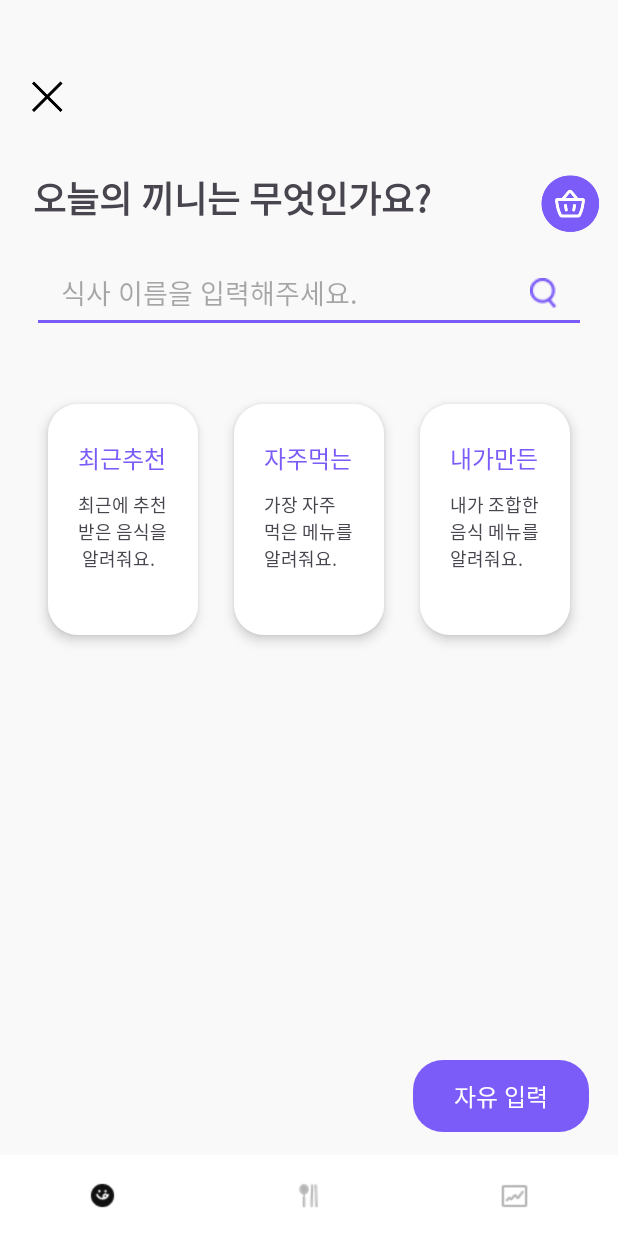
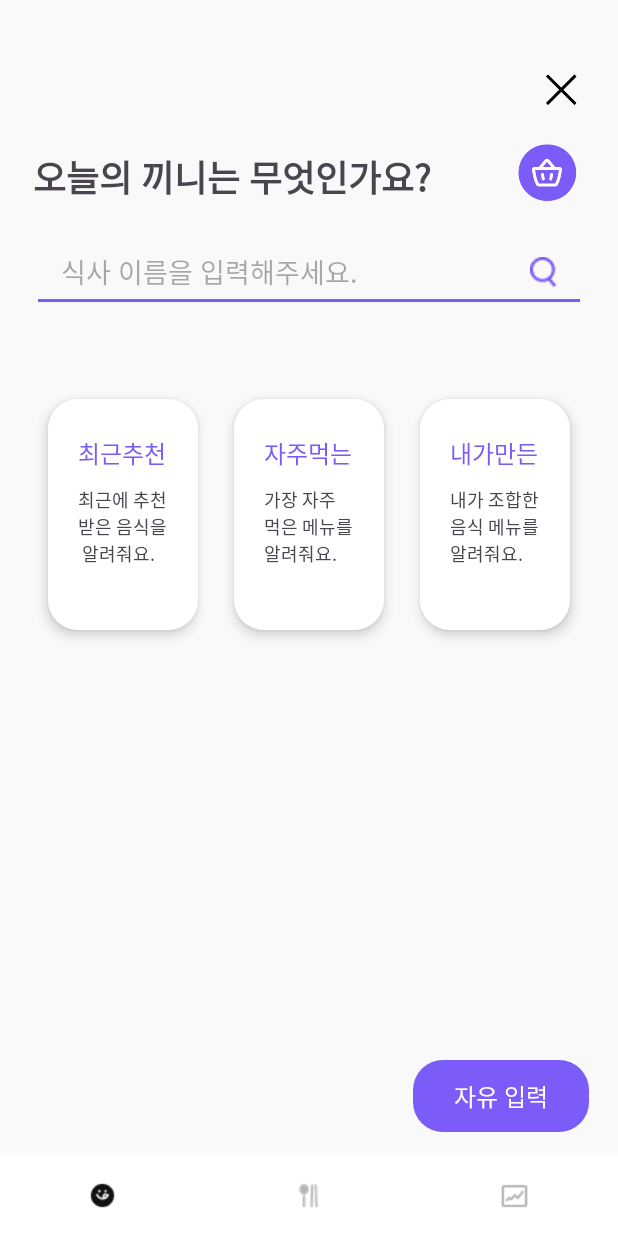
Before and after one commit to KUIT2-MealplanB/mealplanb_android, an Android app: the fragment SearchMealFragment placed in its activity, on a phone screen of 412 x 824 dp. Run offline under Robolectric (Android 15) with nearby library versions, the phone set to English and light mode, and no system bars; Roboto replaces fonts that are not available here.

Commit message:
[7주차 구현] 자주 먹는 식사 or 내가 만든 식사 누른 후 (+검색창 클릭 후) 뒤로가기 기능 추가

```diff
--- a/app/src/main/res/layout/fragment_search_meal.xml
+++ b/app/src/main/res/layout/fragment_search_meal.xml
@@ -12,10 +12,22 @@
         android:layout_width="24dp"
         android:layout_height="24dp"
         android:src="@drawable/cancel_ic"
-        android:layout_marginTop="52dp"
+        android:layout_marginTop="47dp"
         android:layout_marginStart="20dp"
         app:layout_constraintTop_toTopOf="parent"
+        app:layout_constraintEnd_toEndOf="parent"
+        android:layout_marginEnd="25dp" />
+
+    <ImageView
+        android:id="@+id/search_meal_back_iv"
+        android:layout_width="12dp"
+        android:layout_height="24dp"
+        android:src="@drawable/back_ic"
+        android:layout_marginTop="47dp"
+        android:layout_marginStart="29dp"
+        app:layout_constraintTop_toTopOf="parent"
         app:layout_constraintStart_toStartOf="parent"
+        android:visibility="invisible"
         />
 
     <TextView
@@ -26,8 +38,8 @@
         android:textFontWeight="600"
         android:text="오늘의 끼니는 무엇인가요?"
         android:layout_marginStart="22dp"
-        android:layout_marginTop="114dp"
-        android:fontFamily="@font/pretendard_black"
+        android:layout_marginTop="100dp"
+        android:fontFamily="@font/pretendard_regular"
         app:layout_constraintTop_toTopOf="parent"
         app:layout_constraintStart_toStartOf="parent"/>
 
@@ -36,8 +48,8 @@
         android:layout_width="44dp"
         android:layout_height="44dp"
         android:src="@drawable/market_ic"
-        android:layout_marginTop="114dp"
-        android:layout_marginEnd="10dp"
+        android:layout_marginTop="93dp"
+        android:layout_marginEnd="25dp"
         app:layout_constraintTop_toTopOf="parent"
         app:layout_constraintEnd_toEndOf="parent"/>
 
@@ -67,10 +79,8 @@
         app:layout_constraintTop_toBottomOf="@id/search_meal_input_et"
         app:layout_constraintStart_toStartOf="parent"
         app:layout_constraintEnd_toEndOf="parent"
-        android:layout_marginTop="42dp"
-        android:layout_marginStart="20dp"
-        android:layout_marginEnd="20dp"
-        >
+        android:gravity="center"
+        android:layout_marginTop="42dp">
 
         <LinearLayout
             android:id="@+id/search_meal_btn_recent_ll"
```
Also changed, not shown: app/src/main/java/com/example/mealplanb/SearchMealFragment.kt (+48 -0 lines).
